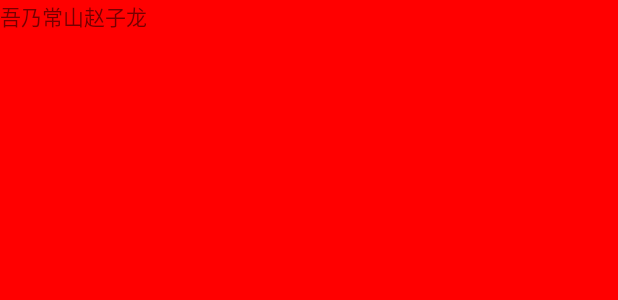
After one commit to TT-github1/SuperCoolAndroid, an Android app: the layout fragment_main.xml on its own in the app's theme, with its tools: preview values and no code run, on a phone screen of 412 x 824 dp. The commit adds this screen. Shown: the top 300 px of the screen. Run offline under Robolectric (Android 15) with nearby library versions, the phone set to English and light mode, and no system bars.

Commit message:
First Fragment

```diff
--- a/app/src/main/AndroidManifest.xml
+++ b/app/src/main/AndroidManifest.xml
@@ -9,7 +9,7 @@
         android:roundIcon="@mipmap/ic_launcher_round"
         android:supportsRtl="true"
         android:theme="@style/AppTheme">
-        <activity android:name=".MainActivity">
+        <activity android:name=".ui.Main.MainActivity">
             <intent-filter>
                 <action android:name="android.intent.action.MAIN" />
 
--- /dev/null
+++ b/app/src/main/res/layout/fragment_main.xml
@@ -0,0 +1,15 @@
+<?xml version="1.0" encoding="utf-8"?>
+<androidx.constraintlayout.widget.ConstraintLayout
+    xmlns:android="http://schemas.android.com/apk/res/android"
+    android:layout_width="match_parent"
+    android:layout_height="match_parent"
+    xmlns:app="http://schemas.android.com/apk/res-auto"
+    android:background="#ff0000">
+    <TextView
+        android:layout_width="wrap_content"
+        android:layout_height="wrap_content"
+        android:text="吾乃常山赵子龙"
+        app:layout_constraintStart_toStartOf="parent"
+        app:layout_constraintTop_toTopOf="parent"/>
+
+</androidx.constraintlayout.widget.ConstraintLayout>
```
Also changed, not shown: app/src/main/java/com/TTHappy/supercoolandroid/ui/Main/MainActivity.java (renamed from app/src/main/java/com/TTHappy/supercoolandroid/MainActivity.java, +29 -5 lines), app/src/main/java/com/TTHappy/supercoolandroid/ui/Main/category/MainFragment.java (added, +36 -0 lines), app/src/main/res/layout/activity_main.xml (+8 -9 lines).
